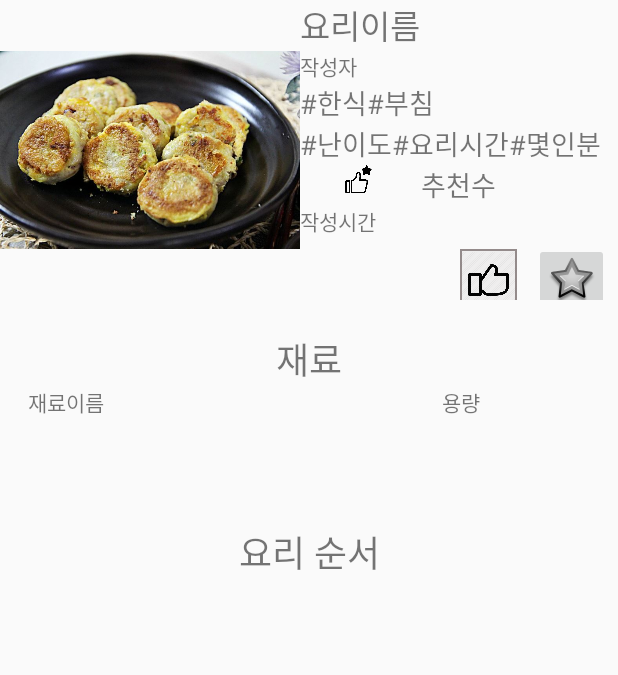
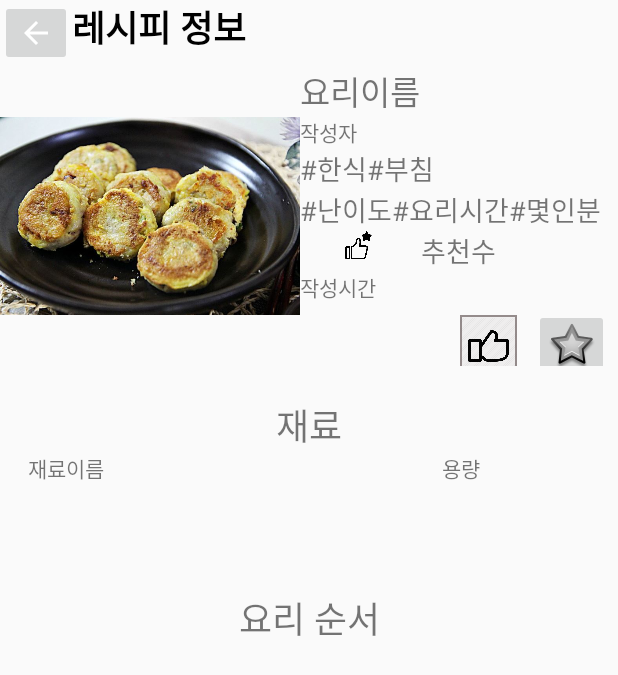
Before and after one commit to kkmin223/2021_Opensource_7_Lilac, an Android app: the recipe_order screen opened directly, with no data from a screen before it, after a tap on an icon or button, on a phone screen of 412 x 824 dp. Shown: the top 675 px of the screen. Run offline under Robolectric (Android 15) with nearby library versions, the light colour scheme and no system bars; our stand-ins replace Firebase (no records; nobody signed in at launch, a user with empty details on screens opened directly); 3 statements that could not run were skipped.

Commit message:
수정중

```diff
--- a/Mandish/app/src/main/java/com/example/mandish_lilac/FragRecipe.java
+++ b/Mandish/app/src/main/java/com/example/mandish_lilac/FragRecipe.java
@@ -187,7 +187,6 @@ public class FragRecipe extends Fragment{
         switch (id){
             case R.id.writebtn:
                 btnanim();
-                Toast.makeText(getContext(),"writeBtn",Toast.LENGTH_SHORT).show();
                 break;
             case R.id.writerecipebtn:
                 btnanim();
--- a/Mandish/app/src/main/java/com/example/mandish_lilac/orderRecyclerViewAdapter.java
+++ b/Mandish/app/src/main/java/com/example/mandish_lilac/orderRecyclerViewAdapter.java
@@ -62,7 +62,7 @@ public class orderRecyclerViewAdapter extends RecyclerView.Adapter<orderRecycler
 
     @Override
     public void onBindViewHolder(@NonNull orderRecyclerViewAdapter.ViewHolder holder, int position) {
-        holder.description.setText(orderList.get(position).getCook_order()+". "+orderList.get(position).getOrder_description());
+        holder.description.setText(orderList.get(position).getOrder_description());
         if(!orderList.get(position).getOrder_tip().contains("null")){
             holder.tip.setText("Tip: "+orderList.get(position).getOrder_tip());
         }
--- a/Mandish/app/src/main/java/com/example/mandish_lilac/recipe_order.java
+++ b/Mandish/app/src/main/java/com/example/mandish_lilac/recipe_order.java
@@ -1,6 +1,7 @@
 package com.example.mandish_lilac;
 
 import androidx.annotation.NonNull;
+import androidx.annotation.Nullable;
 import androidx.appcompat.app.AppCompatActivity;
 import androidx.recyclerview.widget.LinearLayoutManager;
 import androidx.recyclerview.widget.RecyclerView;
@@ -14,10 +15,13 @@ import android.widget.Button;
 import android.widget.ImageButton;
 import android.widget.ImageView;
 import android.widget.TextView;
+import android.widget.Toast;
+
 import com.bumptech.glide.Glide;
 import com.google.android.gms.tasks.OnSuccessListener;
 import com.google.firebase.auth.FirebaseAuth;
 import com.google.firebase.auth.FirebaseUser;
+import com.google.firebase.database.ChildEventListener;
 import com.google.firebase.database.DataSnapshot;
 import com.google.firebase.database.DatabaseError;
 import com.google.firebase.database.DatabaseReference;
@@ -63,6 +67,10 @@ public class recipe_order extends AppCompatActivity {
     private TextView recTextView;
     private TextView dateTextView;
     private ImageButton recbtn;
+    private  UserAccount cur;
+    private RecRecipe Rec;
+    private ImageButton backbtn;
+    private int flag=0;
     @Override
     protected void onCreate(Bundle savedInstanceState) {
         /*
@@ -107,23 +115,33 @@ public class recipe_order extends AppCompatActivity {
         FirebaseUser user = FirebaseAuth.getInstance().getCurrentUser();
         String uid=user!=null?user.getUid():null;  // 현재 접속중인 user의 uid 가져오기
         WebView webview;
+        backbtn = findViewById(R.id.infobackbtn);
         recbtn.setOnClickListener(new View.OnClickListener() {
-            RecRecipe temp = new RecRecipe();
-
             @Override
             public void onClick(View view) {
+                RecRecipe temp = new RecRecipe();
                 temp.setRecipe_code(item.getRecipe_code());
-               if(recipeInfoReference.child(String.valueOf(pos))!=null){
-                   recipeInfoReference.child(String.valueOf(pos)).child("rec_cnt").setValue(item.getRec_cnt()+1);
+                if(flag==0){
+                    recipeInfoReference.child(String.valueOf(pos)).child("rec_cnt").setValue(item.getRec_cnt() + 1);
                     userReference.child(uid).child("RecRecipe").child(String.valueOf(item.getRecipe_code())).setValue(temp);
-               }
-               else if(recipeInfoReference.child(String.valueOf(code))!=null) {
-                   recipeInfoReference.child(String.valueOf(code)).child("rec_cnt").setValue(item.getRec_cnt() + 1);
-                   userReference.child(uid).child("RecRecipe").child(String.valueOf(item.getRecipe_code())).setValue(temp);
-               }
+                    recbtn.setImageResource(R.drawable.like_on);
+                    flag=1;
                     Intent intent = getIntent();
                     finish();
                     startActivity(intent);
+                    flag=1;
+                }
+                else if (flag==1){
+                    recipeInfoReference.child(String.valueOf(pos)).child("rec_cnt").setValue(item.getRec_cnt() - 1);
+                    userReference.child(uid).child("RecRecipe").child(String.valueOf(item.getRecipe_code())).setValue(temp);
+                    recbtn.setImageResource(R.drawable.like);
+                    flag=0;
+                    Intent intent = getIntent();
+                    finish();
+                    startActivity(intent);
+                    flag=0;
+                }
+
             }
         });
 
@@ -137,16 +155,23 @@ public class recipe_order extends AppCompatActivity {
                                 item = temp.getValue(Recipe_item.class);
                                 nameTextView.setText(item.getRecipe_name());
                                 writerTextView.setText(item.getWriter());
-                        typenameTextView.setText("#"+item.getType_name());
-                        foodtypeTextView.setText(" #"+item.getFood_type());
-                        difficultyTextView.setText("#"+item.getDifficulty());
-                        cooktimeTextView.setText(" #"+item.getCooktime());
-                        amountTextView.setText(" #"+item.getAmount());
+                                typenameTextView.setText("#" + item.getType_name());
+                                foodtypeTextView.setText(" #" + item.getFood_type());
+                                difficultyTextView.setText("#" + item.getDifficulty());
+                                cooktimeTextView.setText(" #" + item.getCooktime());
+                                amountTextView.setText(" #" + item.getAmount());
                                 recTextView.setText(String.valueOf(item.getRec_cnt()));
                                 dateTextView.setText(item.getWrite_date());
-                        if(item.getImg_url()==null){
+
+                                if(flag==1){
+                                    recbtn.setImageResource(R.drawable.like_on);
+                                }
+                                else {
+                                    recbtn.setImageResource(R.drawable.like);
+                                }
+                                if (item.getImg_url() == null) {
                                     //db에 이미지가 없다면 스토리지에서 가져온다
-                            storageReference.child("FoodInfo/f_"+item.getRecipe_code()+".jpg").getDownloadUrl().addOnSuccessListener(new OnSuccessListener<Uri>() {
+                                    storageReference.child("FoodInfo/f_" + item.getRecipe_code() + ".jpg").getDownloadUrl().addOnSuccessListener(new OnSuccessListener<Uri>() {
                                         @Override
                                         public void onSuccess(Uri uri) {
                                             Glide.with(recipe_order.this)
@@ -157,8 +182,7 @@ public class recipe_order extends AppCompatActivity {
                                                     .into(foodImgView);
                                         }
                                     });
-                        }
-                        else {
+                                } else {
                                     Glide.with(recipe_order.this)
                                             .load(item.getImg_url())
                                             .thumbnail(0.3f)
@@ -171,6 +195,7 @@ public class recipe_order extends AppCompatActivity {
                             }
                         }
                     }
+
                     @Override
                     public void onCancelled(@NonNull DatabaseError error) {
 
@@ -181,9 +206,9 @@ public class recipe_order extends AppCompatActivity {
                     @Override
                     public void onDataChange(@NonNull DataSnapshot orderSnapshot) {
 
-                for(DataSnapshot snapshot : orderSnapshot.getChildren() ){
+                        for (DataSnapshot snapshot : orderSnapshot.getChildren()) {
                             order item = snapshot.getValue(order.class);
-                    if(item.getRecipe_code()==code){
+                            if (item.getRecipe_code() == code) {
                                 orderList.add(item);
                             }
                         }
@@ -202,14 +227,15 @@ public class recipe_order extends AppCompatActivity {
                     @Override
                     public void onDataChange(@NonNull DataSnapshot snapshot) {
 
-                for (DataSnapshot a : snapshot.getChildren()){
+                        for (DataSnapshot a : snapshot.getChildren()) {
                             ingredient tmp = a.getValue(ingredient.class);
-                    if(tmp.getRecipe_code()==code){
+                            if (tmp.getRecipe_code() == code) {
                                 ingredientList.add(tmp);
                             }
                         }
                         ingredientAdapter.notifyDataSetChanged();
                     }
+
                     @Override
                     public void onCancelled(@NonNull DatabaseError error) {
 
@@ -217,7 +243,5 @@ public class recipe_order extends AppCompatActivity {
                 });
                 ingredientAdapter = new ingredientRecyclerViewAdapter(ingredientList);
                 ingredientRecyclerView.setAdapter(ingredientAdapter);
-
-
             }
         }
--- a/Mandish/app/src/main/res/layout/activity_recipe_order.xml
+++ b/Mandish/app/src/main/res/layout/activity_recipe_order.xml
@@ -11,9 +11,10 @@
         android:layout_width="match_parent"
         android:layout_height="wrap_content"
         android:orientation="horizontal"
+        app:layout_constraintBottom_toTopOf="@+id/materiallayout"
         app:layout_constraintEnd_toEndOf="parent"
         app:layout_constraintStart_toStartOf="parent"
-        app:layout_constraintTop_toTopOf="parent">
+        app:layout_constraintTop_toBottomOf="@+id/materiallayout">
 
         <ImageView
             android:id="@+id/recipe_food"
@@ -276,4 +277,27 @@
 
     </androidx.constraintlayout.widget.ConstraintLayout>
 
+    <ImageButton
+        android:id="@+id/infobackbtn"
+        android:layout_width="wrap_content"
+        android:layout_height="wrap_content"
+        app:layout_constraintBottom_toTopOf="@+id/linearLayout"
+        app:layout_constraintEnd_toStartOf="@+id/textView13"
+        app:layout_constraintStart_toStartOf="parent"
+        app:layout_constraintTop_toTopOf="parent"
+        app:srcCompat="@drawable/abc_vector_test" />
+
+    <TextView
+        android:id="@+id/textView13"
+        android:layout_width="0dp"
+        android:layout_height="0dp"
+        android:text="레시피 정보"
+        android:textColor="@color/black"
+        android:textSize="24sp"
+        android:textStyle="bold"
+        app:layout_constraintBottom_toTopOf="@+id/linearLayout"
+        app:layout_constraintEnd_toEndOf="parent"
+        app:layout_constraintStart_toEndOf="@+id/infobackbtn"
+        app:layout_constraintTop_toTopOf="parent" />
+
 </androidx.constraintlayout.widget.ConstraintLayout>
```
Also changed, not shown: Mandish/app/src/main/java/com/example/mandish_lilac/UserAccount.java (+9 -0 lines). Lines whose indentation alone changed are shown as unchanged.
